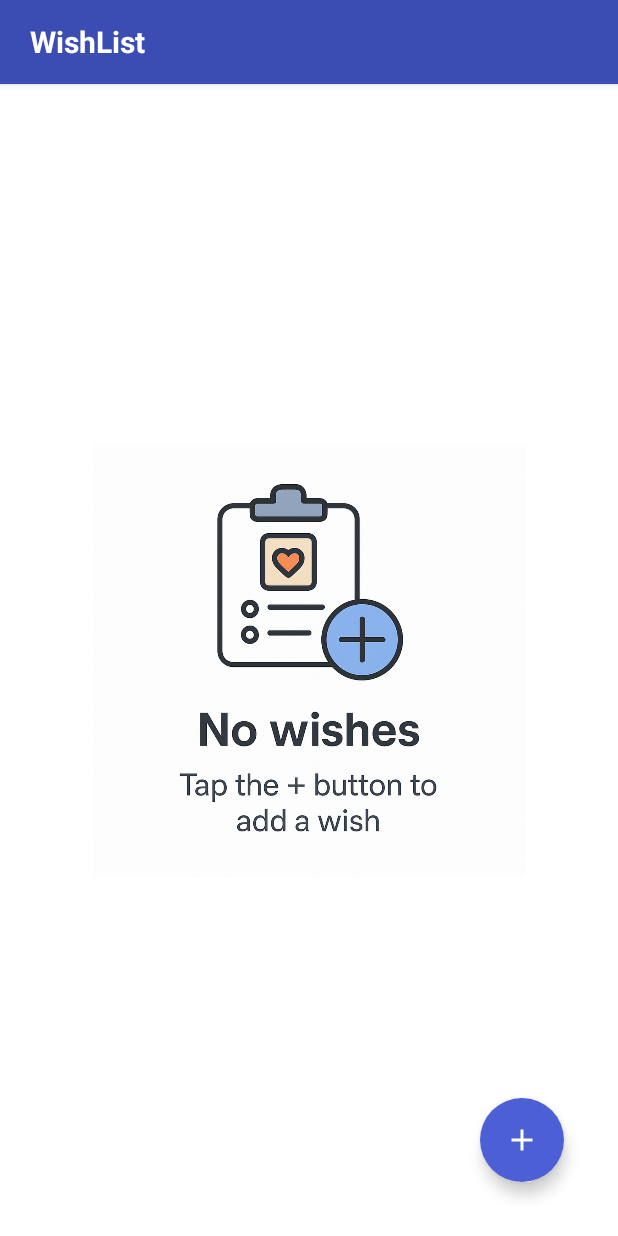
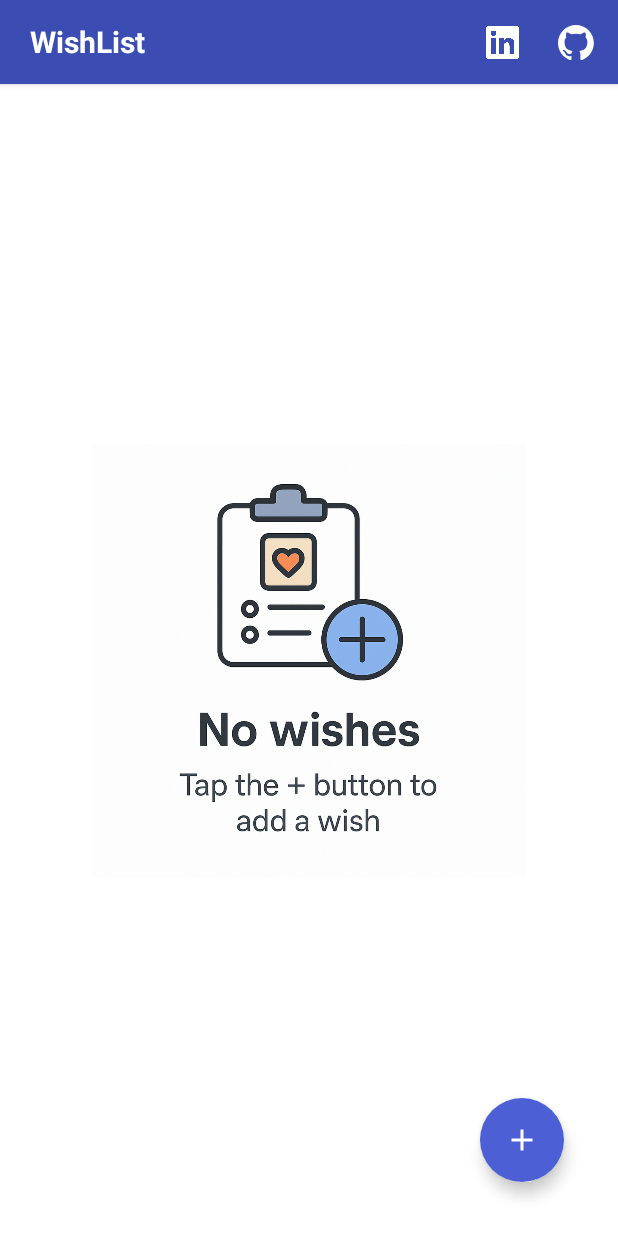
Before and after one commit to ShubhDev2604/WishListApp, an Android app built with Jetpack Compose: the screen it shows after launch (MainActivity), on a phone screen of 412 x 824 dp. Run offline under Robolectric (Android 15) with nearby library versions, the phone set to English and light mode, and no system bars; our stand-ins replace Room's generated code; pictures from the network do not load.

Commit message:
Added linkedin and github png for repo and profile viewing

```diff
--- a/app/src/main/java/eu/tutorials/mywishlistapp/AppBar.kt
+++ b/app/src/main/java/eu/tutorials/mywishlistapp/AppBar.kt
@@ -1,5 +1,6 @@
 package eu.tutorials.mywishlistapp
 
+import androidx.compose.foundation.layout.RowScope
 import androidx.compose.foundation.layout.heightIn
 import androidx.compose.foundation.layout.padding
 import androidx.compose.material.Icon
@@ -19,7 +20,8 @@ import eu.tutorials.mywishlistapp.ui.theme.AppTypography
 @Composable
 fun AppBarView(
     title: String,
-    onBackNavClicked: () -> Unit= {}
+    onBackNavClicked: () -> Unit= {},
+    actions: @Composable (RowScope.() -> Unit) = {},
 ){
     val context = LocalContext.current
     val navigationIcon : (@Composable () -> Unit)? =
@@ -55,6 +57,7 @@ fun AppBarView(
     },
         elevation = 3.dp,
         backgroundColor = colorResource(id = R.color.primary_variant),
-        navigationIcon = navigationIcon
+        navigationIcon = navigationIcon,
+        actions = actions
     )
 }
--- a/app/src/main/java/eu/tutorials/mywishlistapp/HomeView.kt
+++ b/app/src/main/java/eu/tutorials/mywishlistapp/HomeView.kt
@@ -5,6 +5,7 @@ import android.content.Intent
 import android.net.Uri
 import androidx.compose.animation.core.animateFloatAsState
 import androidx.compose.foundation.ExperimentalFoundationApi
+import androidx.compose.foundation.Image
 import androidx.compose.foundation.background
 import androidx.compose.foundation.border
 import androidx.compose.foundation.clickable
@@ -43,12 +44,9 @@ import androidx.compose.ui.res.colorResource
 import androidx.compose.ui.unit.dp
 import androidx.navigation.NavController
 import androidx.compose.foundation.layout.Arrangement
-import androidx.compose.foundation.layout.fillMaxHeight
 import androidx.compose.foundation.layout.height
 import androidx.compose.foundation.layout.requiredWidthIn
 import androidx.compose.foundation.layout.size
-import androidx.compose.foundation.layout.width
-import androidx.compose.foundation.layout.widthIn
 import androidx.compose.foundation.shape.CircleShape
 import androidx.compose.foundation.shape.RoundedCornerShape
 import androidx.compose.material.IconButton
@@ -62,6 +60,7 @@ import androidx.compose.ui.draw.clip
 import androidx.compose.ui.graphics.Color
 import androidx.compose.ui.layout.ContentScale
 import androidx.compose.ui.platform.LocalContext
+import androidx.compose.ui.res.painterResource
 import coil.compose.AsyncImage
 import eu.tutorials.mywishlistapp.data.Wish
 import eu.tutorials.mywishlistapp.ui.theme.AppTypography
@@ -78,6 +77,7 @@ fun HomeView(
     val scaffoldState = rememberScaffoldState()
     val scope = rememberCoroutineScope()
     var showBlocker by remember { mutableStateOf(false) }
+    val context = LocalContext.current
 
     LaunchedEffect(snackBarMessage) {
         snackBarMessage?.let { message ->
@@ -107,7 +107,29 @@ fun HomeView(
             scaffoldState = scaffoldState,
             snackbarHost = { SnackbarHost(scaffoldState.snackbarHostState) },
             topBar = {
-                AppBarView(title = "WishList")
+                AppBarView(
+                    title = "WishList",
+                    actions = {
+                        IconButton(onClick = {
+                            shareButtonClicked("https://www.linkedin.com/in/shubh-tandon-8133b8201/", context)
+                        }) {
+                            Image(
+                                painter = painterResource(id = R.drawable.linkedin),
+                                contentDescription = "Linked-In page",
+                                modifier = Modifier.size(24.dp)
+                            )
+                        }
+                        IconButton(onClick = {
+                            shareButtonClicked("https://github.com/ShubhDev2604/WishListApp", context)
+                        }) {
+                            Image(
+                                painter = painterResource(id = R.drawable.github_mark_white),
+                                contentDescription = "Github Repo Link",
+                                modifier = Modifier.size(24.dp)
+                            )
+                        }
+                    }
+                )
             },
             floatingActionButton = {
                 FloatingActionButton(
@@ -125,8 +147,8 @@ fun HomeView(
             val wishList = viewModel.getAllWishes.collectAsState(initial = listOf())
             Box(modifier = Modifier.fillMaxSize()) {
                 if (wishList.value.isEmpty()) {
-                    androidx.compose.foundation.Image(
-                        painter = androidx.compose.ui.res.painterResource(id = R.drawable.no_wishes_background),
+                    Image(
+                        painter = painterResource(id = R.drawable.no_wishes_background),
                         contentDescription = "No wishes background",
                         modifier = Modifier
                             .align(Alignment.Center)
@@ -308,3 +330,9 @@ fun shareButtonClicked(wish: Wish, context: Context) {
     val shareIntent = Intent.createChooser(sendIntent, "Share Wish")
     context.startActivity(shareIntent)
 }
+
+fun shareButtonClicked(link: String, context: Context) {
+    val uri = Uri.parse(link)
+    val browserIntent = Intent(Intent.ACTION_VIEW, uri)
+    context.startActivity(browserIntent)
+}
--- /dev/null
+++ b/app/src/main/res/drawable/github_mark_white.xml
@@ -0,0 +1,10 @@
+<vector xmlns:android="http://schemas.android.com/apk/res/android"
+    android:width="98dp"
+    android:height="96dp"
+    android:viewportWidth="98"
+    android:viewportHeight="96">
+  <path
+      android:pathData="M48.854,0C21.839,0 0,22 0,49.217c0,21.756 13.993,40.172 33.405,46.69 2.427,0.49 3.316,-1.059 3.316,-2.362 0,-1.141 -0.08,-5.052 -0.08,-9.127 -13.59,2.934 -16.42,-5.867 -16.42,-5.867 -2.184,-5.704 -5.42,-7.17 -5.42,-7.17 -4.448,-3.015 0.324,-3.015 0.324,-3.015 4.934,0.326 7.523,5.052 7.523,5.052 4.367,7.496 11.404,5.378 14.235,4.074 0.404,-3.178 1.699,-5.378 3.074,-6.6 -10.839,-1.141 -22.243,-5.378 -22.243,-24.283 0,-5.378 1.94,-9.778 5.014,-13.2 -0.485,-1.222 -2.184,-6.275 0.486,-13.038 0,0 4.125,-1.304 13.426,5.052a46.97,46.97 0,0 1,12.214 -1.63c4.125,0 8.33,0.571 12.213,1.63 9.302,-6.356 13.427,-5.052 13.427,-5.052 2.67,6.763 0.97,11.816 0.485,13.038 3.155,3.422 5.015,7.822 5.015,13.2 0,18.905 -11.404,23.06 -22.324,24.283 1.78,1.548 3.316,4.481 3.316,9.126 0,6.6 -0.08,11.897 -0.08,13.526 0,1.304 0.89,2.853 3.316,2.364 19.412,-6.52 33.405,-24.935 33.405,-46.691C97.707,22 75.788,0 48.854,0z"
+      android:fillColor="#fff"
+      android:fillType="evenOdd"/>
+</vector>
```
Also changed, not shown: app/src/main/res/drawable/linkedin.png (added).
